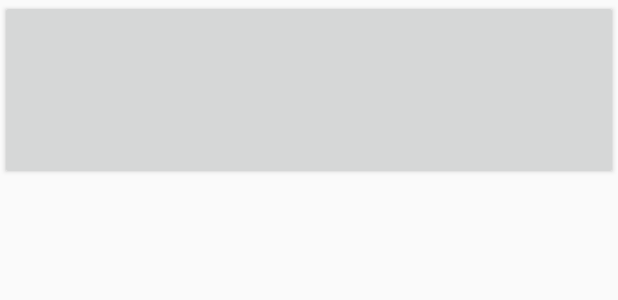
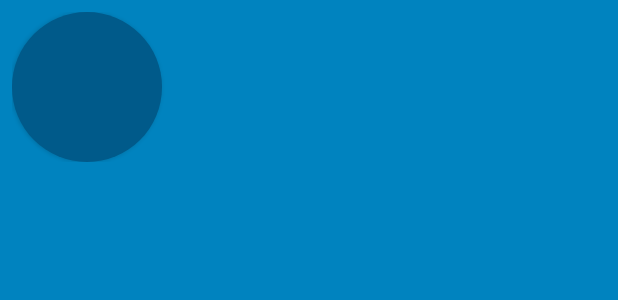
Before and after one commit to Bzzeuzzt/BeatBox2, an Android app: the layout recycler_item.xml on its own in the app's theme, with its tools: preview values and no code run, on a phone screen of 412 x 824 dp. Shown: the top 300 px of the screen. Run offline under Robolectric (Android 15) with nearby library versions, the phone set to English and light mode, and no system bars.

Commit message:
Visual Modifications, BeatBoxFragment is now retained

```diff
--- a/app/src/main/java/com/example/el_mohandes/beatbox2/BeatBoxFragment.java
+++ b/app/src/main/java/com/example/el_mohandes/beatbox2/BeatBoxFragment.java
@@ -11,6 +11,7 @@ import android.view.LayoutInflater;
 import android.view.View;
 import android.view.ViewGroup;
 import android.widget.Button;
+import android.widget.Toast;
 
 import java.util.ArrayList;
 import java.util.Objects;
@@ -22,6 +23,7 @@ public class BeatBoxFragment extends Fragment {
     @Override
     public void onCreate(@Nullable Bundle savedInstanceState) {
         super.onCreate(savedInstanceState);
+        setRetainInstance(true);
         TestBeatBox = new BeatBox(Objects.requireNonNull(getActivity()));
     }
 
@@ -68,8 +70,8 @@ public class BeatBoxFragment extends Fragment {
             Button RecyclerButton;
             public BeatHolder(@NonNull View itemView) {
                 super(itemView);
-                itemView.setOnClickListener(this);
                 RecyclerButton = itemView.findViewById(R.id.recycler_button);
+                RecyclerButton.setOnClickListener(this);
             }
 
             @Override
--- a/app/src/main/java/com/example/el_mohandes/beatbox2/Sound.java
+++ b/app/src/main/java/com/example/el_mohandes/beatbox2/Sound.java
@@ -10,7 +10,7 @@ public class Sound {
     Sound(String mAseetPath) {
         this.mAssetPath= mAseetPath;
         String[] Components = mAseetPath.split("/");
-        mAssetName = Components[Components.length - 1];
+        mAssetName = Components[Components.length - 1].replace(".wav","");
     }
 
     String getmAseetPath() {
--- /dev/null
+++ b/app/src/main/res/drawable/button_beat_box.xml
@@ -0,0 +1,7 @@
+<?xml version="1.0" encoding="utf-8"?>
+<selector xmlns:android="http://schemas.android.com/apk/res/android" >
+    <item android:drawable="@drawable/button_beat_box_pressed" android:state_pressed="true" />
+    <item android:drawable="@drawable/button_beat_box_normal" />
+
+
+</selector>
--- /dev/null
+++ b/app/src/main/res/drawable/button_beat_box_normal.xml
@@ -0,0 +1,6 @@
+<?xml version="1.0" encoding="utf-8"?>
+<shape xmlns:android="http://schemas.android.com/apk/res/android"
+    android:shape="oval">
+    <solid android:color="@color/dark_blue" />
+
+</shape>
--- /dev/null
+++ b/app/src/main/res/drawable/button_beat_box_pressed.xml
@@ -0,0 +1,5 @@
+<?xml version="1.0" encoding="utf-8"?>
+<shape xmlns:android="http://schemas.android.com/apk/res/android" android:shape="oval">
+    <solid android:color="@color/red" />
+
+</shape>
--- a/app/src/main/res/layout/recycler_item.xml
+++ b/app/src/main/res/layout/recycler_item.xml
@@ -1,7 +1,15 @@
 <?xml version="1.0" encoding="utf-8"?>
-<Button xmlns:android="http://schemas.android.com/apk/res/android"
-    android:id="@+id/recycler_button"
+<FrameLayout xmlns:android="http://schemas.android.com/apk/res/android"
+    android:id="@+id/recycler_main"
     android:layout_width="match_parent"
-    android:layout_height="120dp">
+    android:layout_height="wrap_content"
+    android:layout_margin="8dp">
 
-</Button>
+    <Button
+        android:id="@+id/recycler_button"
+        android:layout_width="100dp"
+        android:layout_height="100dp"
+       >
+    </Button>
+
+</FrameLayout>
--- a/app/src/main/res/values/colors.xml
+++ b/app/src/main/res/values/colors.xml
@@ -3,4 +3,9 @@
     <color name="colorPrimary">#008577</color>
     <color name="colorPrimaryDark">#00574B</color>
     <color name="colorAccent">#D81B60</color>
+    <color name="red">#F44336</color>
+    <color name="dark_red">#C3352B</color>
+    <color name="gray">#607D8B</color>
+    <color name="soothing_blue">#0083BF</color>
+    <color name="dark_blue">#005A8A</color>
 </resources>
--- a/app/src/main/res/values/styles.xml
+++ b/app/src/main/res/values/styles.xml
@@ -1,11 +1,17 @@
 <resources>
 
     <!-- Base application theme. -->
-    <style name="AppTheme" parent="Theme.AppCompat.Light.DarkActionBar">
+    <style name="AppTheme" parent="Theme.AppCompat">
         <!-- Customize your theme here. -->
-        <item name="colorPrimary">@color/colorPrimary</item>
-        <item name="colorPrimaryDark">@color/colorPrimaryDark</item>
-        <item name="colorAccent">@color/colorAccent</item>
+        <item name="colorPrimary">@color/red</item>
+        <item name="colorPrimaryDark">@color/dark_red</item>
+        <item name="colorAccent">@color/gray</item>
+        <item name="android:windowBackground">@color/soothing_blue</item>
+        <item name="buttonStyle">@style/BeatBoxButton</item>
+    </style>
+
+    <style name="BeatBoxButton" parent="Base.Widget.AppCompat.Button">
+        <item name="android:background">@drawable/button_beat_box</item>
     </style>
 
 </resources>
```
Also changed, not shown: app/src/main/java/com/example/el_mohandes/beatbox2/BeatBoxAdapter.java (deleted, +0 -12 lines).
